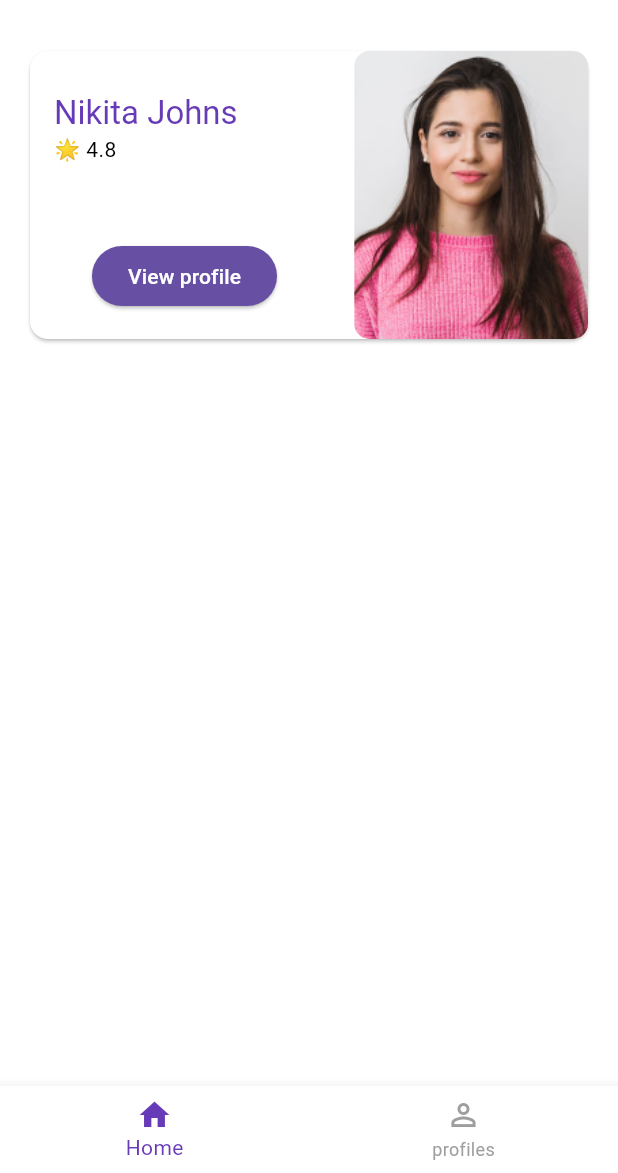
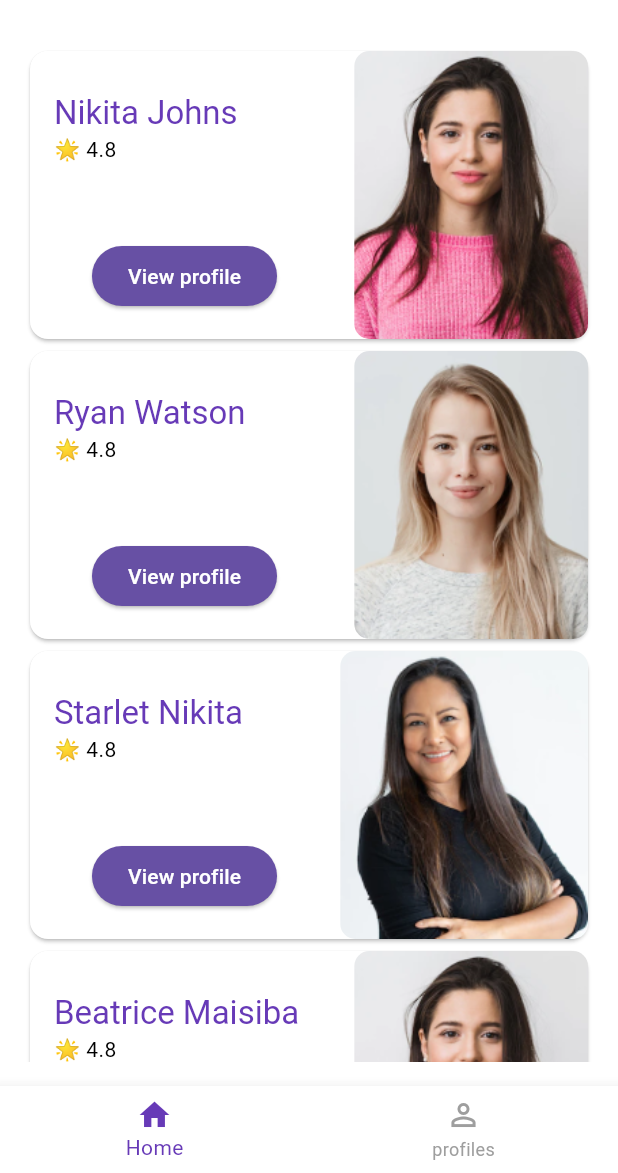
Before and after one commit to chotixity/babysitter_app, a Flutter app: the screen it shows after launch, on a phone screen of 412 x 824 dp, the part 63-1236 px from its top. Run offline on Flutter 3.47's test engine with Material 3 defaults, Android fonts, the light colour scheme and no system bars; our stand-ins replace bloc, flutter_bloc, freezed_annotation.

Commit message:
integrated bloc for fetching the babysitters

```diff
--- a/lib/Screens/homepage_screen.dart
+++ b/lib/Screens/homepage_screen.dart
@@ -1,11 +1,25 @@
+import 'package:babysitter_app/state/babysitters_bloc.dart';
 import 'package:flutter/material.dart';
+import 'package:flutter_bloc/flutter_bloc.dart';
 
 import '../widgets/babysitter_item.dart';
 
-class HomepageScreen extends StatelessWidget {
+class HomepageScreen extends StatefulWidget {
   static const routeName = '/Homepage';
 
   const HomepageScreen({Key? key}) : super(key: key);
+
+  @override
+  State<HomepageScreen> createState() => _HomepageScreenState();
+}
+
+class _HomepageScreenState extends State<HomepageScreen> {
+  @override
+  void initState() {
+    // TODO: implement initState
+    super.initState();
+    context.read<BabysittersBloc>().getBabySittersList();
+  }
 
   @override
   Widget build(BuildContext context) {
@@ -13,14 +27,30 @@ class HomepageScreen extends StatelessWidget {
       appBar: AppBar(
         title: const Text("BabySitter App"),
       ),
-      body: const Padding(
-        padding: EdgeInsets.all(16),
-        child: Column(
-          children: [
-            BabySitterItem(),
-          ],
-        ),
-      ),
+      body: Padding(
+          padding: const EdgeInsets.all(16),
+          child: BlocBuilder<BabysittersBloc, BabysittersState>(
+              builder: (BuildContext context, BabysittersState state) {
+            return state.maybeWhen(
+              loading: () => const Center(
+                child: CircularProgressIndicator(),
+              ),
+              loaded: (babysitters) => ListView.builder(
+                itemCount: babysitters.length,
+                itemBuilder: (context, index) {
+                  return BabySitterItem(
+                    babySitter: babysitters[index],
+                  );
+                },
+              ),
+              error: (message) => const Center(
+                child: Text("An Error occured fetching babysitters"),
+              ),
+              orElse: () => const Center(
+                child: Text("There are no babysitters currently"),
+              ),
+            );
+          })),
     );
   }
 }
--- a/lib/state/babysitters_bloc.dart
+++ b/lib/state/babysitters_bloc.dart
@@ -14,7 +14,7 @@ class BabysittersBloc extends Cubit<BabysittersState> {
     try {
       final fetchedBabySitters = await getBabySitters();
       emit(BabysittersState.loaded(
-        speakers: fetchedBabySitters,
+        babysitters: fetchedBabySitters,
       ));
     } catch (e) {
       emit(BabysittersState.error(e.toString()));
--- a/lib/state/babysitters_state.dart
+++ b/lib/state/babysitters_state.dart
@@ -5,7 +5,7 @@ class BabysittersState with _$BabysittersState {
   const factory BabysittersState.initial() = _Initial;
   const factory BabysittersState.loading() = _Loading;
   const factory BabysittersState.loaded({
-    required List<BabySitter> speakers,
+    required List<BabySitter> babysitters,
   }) = _Loaded;
   const factory BabysittersState.error(String message) = _Error;
 }
--- a/lib/widgets/babysitter_item.dart
+++ b/lib/widgets/babysitter_item.dart
@@ -1,9 +1,12 @@
+import 'package:babysitter_app/models/babysitter.dart';
 import 'package:babysitter_app/widgets/profile_image.dart';
 
 import 'package:flutter/material.dart';
 
 class BabySitterItem extends StatelessWidget {
+  final BabySitter babySitter;
   const BabySitterItem({
+    required this.babySitter,
     super.key,
   });
 
@@ -25,7 +28,7 @@ class BabySitterItem extends StatelessWidget {
                   width: MediaQuery.sizeOf(context).width * .5,
                   child: ListTile(
                     title: Text(
-                      "Nikita Johns",
+                      '${babySitter.firstName} ${babySitter.lastName}',
                       style: theme.textTheme.titleLarge!
                           .copyWith(color: theme.colorScheme.primary),
                     ),
@@ -36,8 +39,8 @@ class BabySitterItem extends StatelessWidget {
                     onPressed: () {}, child: const Text("View profile"))
               ],
             ),
-            const ProfileImage(
-              imageUrl: "assets/images/image13.png",
+            ProfileImage(
+              imageUrl: babySitter.imageUrl[0],
             ),
           ],
         ),
--- a/pubspec.yaml
+++ b/pubspec.yaml
@@ -36,6 +36,8 @@ dependencies:
   # Use with the CupertinoIcons class for iOS style icons.
   cupertino_icons: ^1.0.2
   freezed_annotation: ^2.4.4
+  bloc: ^8.1.4
+  flutter_bloc: ^8.1.6
 
 dev_dependencies:
   flutter_test:
```
Also changed, not shown: lib/state/babysitters_bloc.freezed.dart, pubspec.lock, 2 other files.
